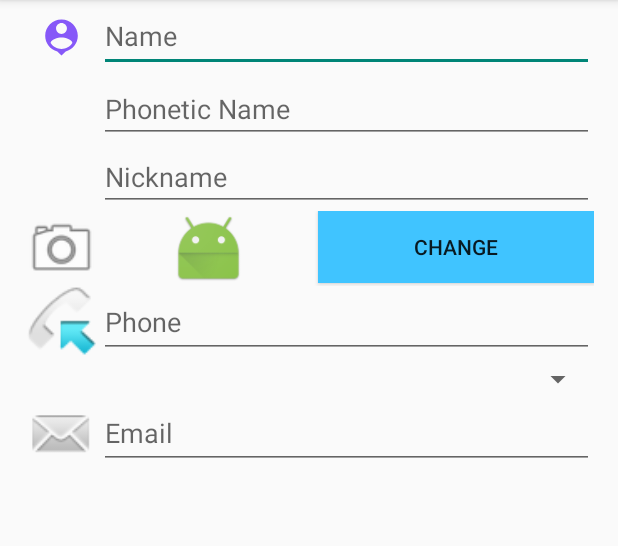
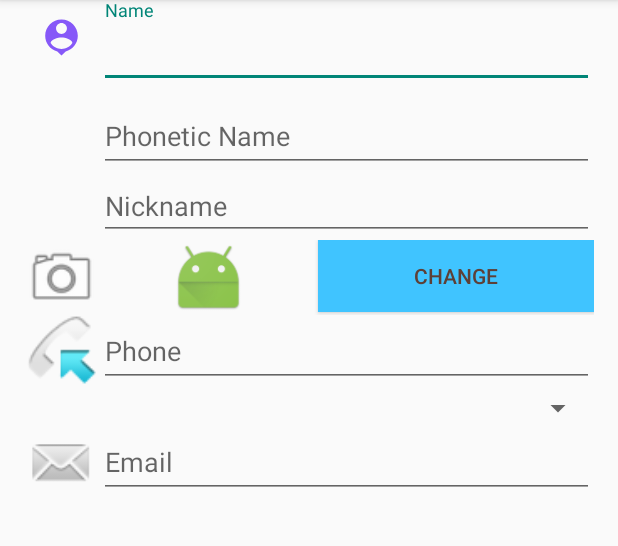
Before and after one commit to AleexWalker/MiAplicacionPriimerTemaINTERAFACES, an Android app: the NewPlayer screen opened directly, with no data from a screen before it, on a phone screen of 412 x 824 dp, the part 84-630 px from its top. Run offline under Robolectric (Android 15) with nearby library versions, the light colour scheme and no system bars.

Commit message:
TiLayout

```diff
--- a/app/src/main/java/com/example/miaplicacion/Generos.kt
+++ b/app/src/main/java/com/example/miaplicacion/Generos.kt
@@ -3,6 +3,8 @@ package com.example.miaplicacion
 import androidx.appcompat.app.AppCompatActivity
 import android.os.Bundle
 import com.google.android.material.bottomappbar.BottomAppBar
+import com.google.android.material.floatingactionbutton.FloatingActionButton
+import com.google.android.material.snackbar.Snackbar
 
 class Generos : AppCompatActivity() {
     override fun onCreate(savedInstanceState: Bundle?) {
@@ -12,5 +14,11 @@ class Generos : AppCompatActivity() {
         val bottomAppBar = findViewById(R.id.bottom_appbar) as BottomAppBar
         bottomAppBar.replaceMenu(R.menu.menu_main)
 
+        val fab: FloatingActionButton = findViewById(R.id.fab)
+
+        fab.setOnClickListener {
+            Snackbar.make(it, "Desplazando el boton" , Snackbar.LENGTH_SHORT).show()
+        }
+
     }
 }
--- a/app/src/main/res/layout/activity_new_player.xml
+++ b/app/src/main/res/layout/activity_new_player.xml
@@ -26,33 +26,46 @@
             android:layout_height="50dp"
             app:srcCompat="@drawable/ic_person_foreground" />
 
+        <com.google.android.material.textfield.TextInputLayout
+            android:id="@+id/TiLayout1"
+            android:layout_width="match_parent"
+            android:layout_height="wrap_content"
+            android:layout_column="1"
+            android:layout_span="2">
+
             <EditText
                 android:id="@+id/editTextTextPersonName"
-            android:layout_width="wrap_content"
+                android:layout_width="match_parent"
                 android:layout_height="wrap_content"
-            android:layout_column="1"
-            android:layout_span="2"
                 android:ems="10"
                 android:hint="Name"
                 android:inputType="textPersonName"
-            android:minHeight="48dp" />
+                android:minHeight="48dp"
+                tools:ignore="SpeakableTextPresentCheck" />
+        </com.google.android.material.textfield.TextInputLayout>
 
     </TableRow>
 
     <TableRow
         android:layout_width="match_parent"
         android:layout_height="match_parent">
+        <com.google.android.material.textfield.TextInputLayout
+            android:id="@+id/TiLayout2"
+            android:layout_width="match_parent"
+            android:layout_height="wrap_content"
+            android:layout_column="1"
+            android:layout_span="2">
 
             <EditText
                 android:id="@+id/editTextTextPersonName2"
-            android:layout_width="wrap_content"
+                android:layout_width="match_parent"
                 android:layout_height="wrap_content"
-            android:layout_column="1"
-            android:layout_span="2"
+
                 android:ems="10"
                 android:hint="Phonetic Name"
                 android:inputType="textPersonName"
-            tools:ignore="TouchTargetSizeCheck" />
+                tools:ignore="TouchTargetSizeCheck,SpeakableTextPresentCheck" />
+        </com.google.android.material.textfield.TextInputLayout>
     </TableRow>
 
     <TableRow
@@ -92,7 +105,8 @@
             style="@style/Estilo"
             android:layout_width="wrap_content"
             android:layout_height="wrap_content"
-            android:text="Change" />
+            android:text="Change"
+            android:textColor="#5D4037" />
     </TableRow>
 
     <TableRow
```
Lines whose indentation alone changed are shown as unchanged.
